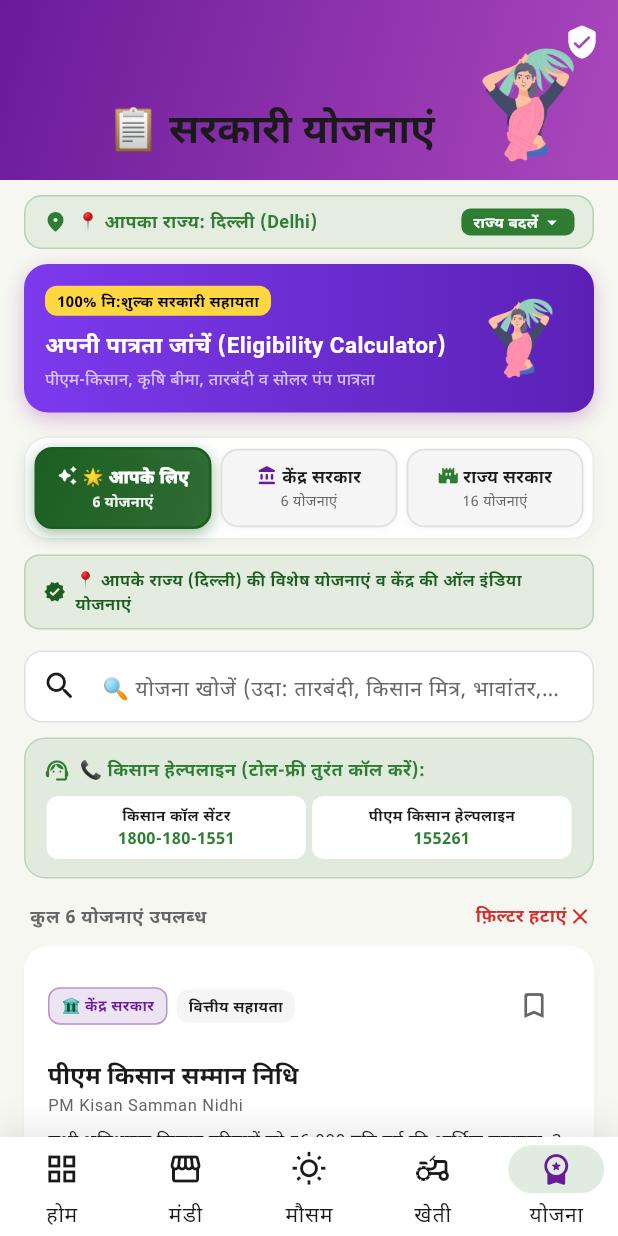
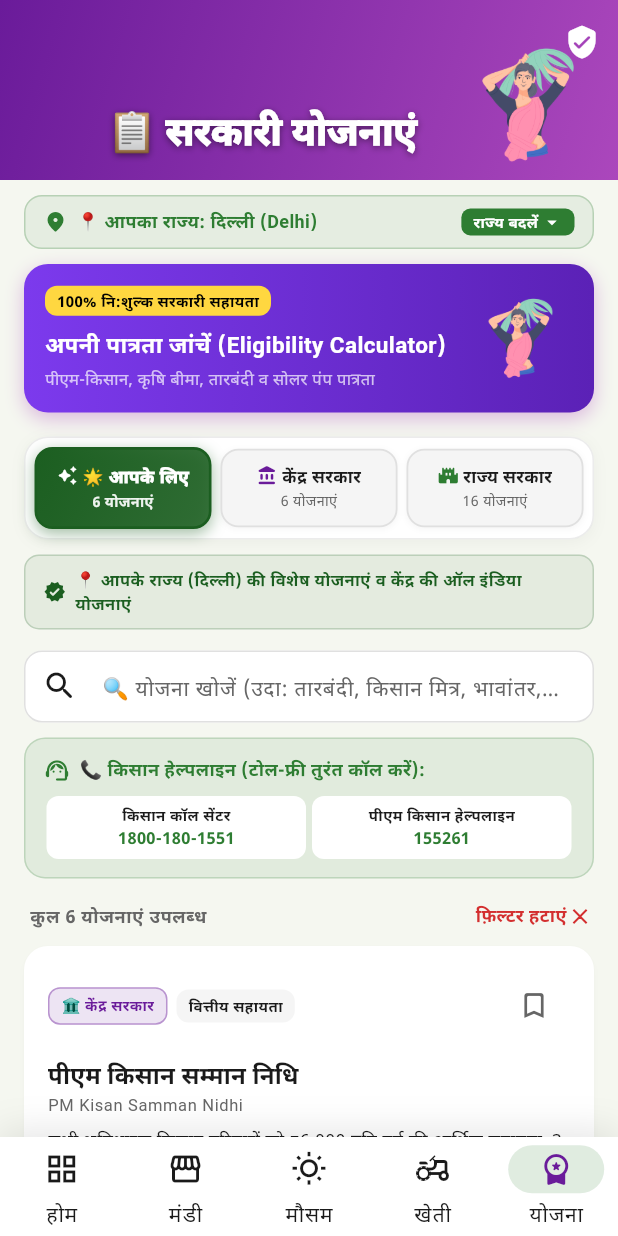
Before and after one commit to ushamdsu-lab/kisanmandibhav, a Flutter app: the screen it shows after launch, item 5 of the bottom bar chosen, on a phone screen of 412 x 824 dp. Run offline on Flutter 3.47's test engine with Material 3 defaults, Android fonts, the phone set to English and light mode, and no system bars; drawn by our look-alikes of flutter_animate; our stand-ins replace geolocator, go_router, google_fonts, google_mobile_ads, shared_preferences, shimmer and 1 more; missing offline and left inert: dart:html, dart:ui_web; network calls fail.

Commit message:
fix: improve AppBar title contrast and white text styling across all screens

```diff
--- a/lib/screens/yojna/yojna_screen.dart
+++ b/lib/screens/yojna/yojna_screen.dart
@@ -83,10 +83,23 @@ class _YojnaScreenState extends State<YojnaScreen> {
                 expandedHeight: 120,
                 floating: false,
                 pinned: true,
+                iconTheme: const IconThemeData(color: Colors.white),
+                actionsIconTheme: const IconThemeData(color: Colors.white),
                 flexibleSpace: FlexibleSpaceBar(
                   title: const Text(
                     '📋 सरकारी योजनाएं',
-                    style: TextStyle(fontWeight: FontWeight.w700),
+                    style: TextStyle(
+                      fontWeight: FontWeight.w900,
+                      fontSize: 17,
+                      color: Colors.white,
+                      shadows: [
+                        Shadow(
+                          color: Colors.black45,
+                          blurRadius: 6,
+                          offset: Offset(0, 1),
+                        ),
+                      ],
+                    ),
                   ),
                   background: Container(
                     decoration: const BoxDecoration(
@@ -112,7 +125,7 @@ class _YojnaScreenState extends State<YojnaScreen> {
                 ),
                 actions: [
                   IconButton(
-                    icon: const Icon(Icons.verified_user_rounded),
+                    icon: const Icon(Icons.verified_user_rounded, color: Colors.white),
                     onPressed: () => _showEligibilityCheckerModal(context),
                     tooltip: 'पात्रता जांचें',
                   ),
```
Also changed, not shown: lib/screens/kheti/crop_detail_screen.dart (+17 -1 lines), lib/screens/kheti/kheti_screen.dart (+17 -1 lines), lib/screens/mausam/mausam_screen.dart (+16 -3 lines), lib/screens/yojna/scheme_detail_screen.dart (+18 -2 lines).
